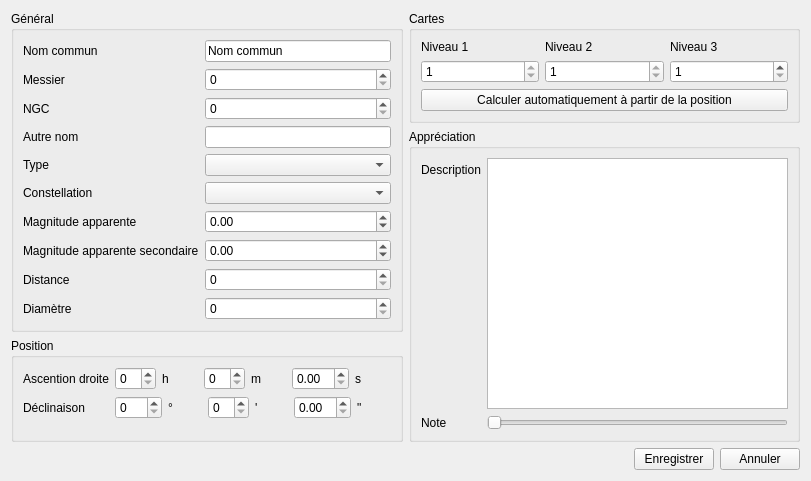
Old version of the form newobject.ui in the repository Paracetamol56/Observeur2.
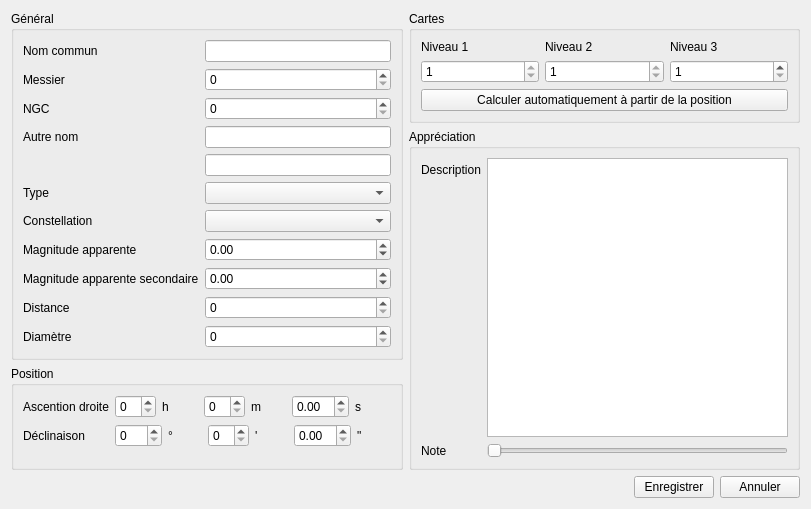
New version of the form.

Commit message: Rename UI class tree

```diff
--- a/newobject.ui
+++ b/newobject.ui
@@ -7,7 +7,7 @@
     <x>0</x>
     <y>0</y>
     <width>811</width>
-    <height>481</height>
+    <height>509</height>
    </rect>
   </property>
   <property name="windowTitle">
@@ -37,7 +37,7 @@
           <item row="0" column="1">
            <widget class="QLineEdit" name="lineEdit">
             <property name="text">
-             <string>Nom commun</string>
+             <string/>
             </property>
            </widget>
           </item>
@@ -82,47 +82,30 @@
           <item row="3" column="1">
            <widget class="QLineEdit" name="lineEdit_4"/>
           </item>
-          <item row="4" column="0">
+          <item row="5" column="0">
            <widget class="QLabel" name="label_5">
             <property name="text">
              <string>Type</string>
             </property>
            </widget>
           </item>
-          <item row="4" column="1">
-           <widget class="QComboBox" name="comboBox"/>
-          </item>
-          <item row="5" column="0">
-           <widget class="QLabel" name="label_6">
-            <property name="text">
-             <string>Constellation</string>
-            </property>
-           </widget>
-          </item>
           <item row="5" column="1">
            <widget class="QComboBox" name="comboBox_2"/>
           </item>
           <item row="6" column="0">
-           <widget class="QLabel" name="label_7">
+           <widget class="QLabel" name="label_6">
             <property name="text">
-             <string>Magnitude apparente</string>
+             <string>Constellation</string>
             </property>
            </widget>
           </item>
           <item row="6" column="1">
-           <widget class="QDoubleSpinBox" name="doubleSpinBox">
-            <property name="minimum">
-             <double>-30.000000000000000</double>
-            </property>
-            <property name="maximum">
-             <double>50.000000000000000</double>
-            </property>
-           </widget>
+           <widget class="QComboBox" name="ConstellationComboBox_2"/>
           </item>
           <item row="7" column="0">
-           <widget class="QLabel" name="label_8">
+           <widget class="QLabel" name="label_7">
             <property name="text">
-             <string>Magnitude apparente secondaire</string>
+             <string>Magnitude apparente</string>
             </property>
            </widget>
           </item>
@@ -137,34 +120,51 @@
            </widget>
           </item>
           <item row="8" column="0">
-           <widget class="QLabel" name="label_9">
+           <widget class="QLabel" name="label_8">
             <property name="text">
-             <string>Distance</string>
+             <string>Magnitude apparente secondaire</string>
             </property>
            </widget>
           </item>
           <item row="8" column="1">
-           <widget class="QDoubleSpinBox" name="doubleSpinBox_3">
-            <property name="decimals">
-             <number>0</number>
+           <widget class="QDoubleSpinBox" name="ApparentMagnitudeDoubleSpinBox_2">
+            <property name="minimum">
+             <double>-30.000000000000000</double>
             </property>
             <property name="maximum">
-             <double>1000000.000000000000000</double>
-            </property>
-            <property name="singleStep">
-             <double>10.000000000000000</double>
+             <double>50.000000000000000</double>
             </property>
            </widget>
           </item>
           <item row="9" column="0">
+           <widget class="QLabel" name="label_9">
+            <property name="text">
+             <string>Distance</string>
+            </property>
+           </widget>
+          </item>
+          <item row="9" column="1">
+           <widget class="QDoubleSpinBox" name="DistanceDoubleSpinBox">
+            <property name="decimals">
+             <number>0</number>
+            </property>
+            <property name="maximum">
+             <double>1000000.000000000000000</double>
+            </property>
+            <property name="singleStep">
+             <double>10.000000000000000</double>
+            </property>
+           </widget>
+          </item>
+          <item row="10" column="0">
            <widget class="QLabel" name="label_10">
             <property name="text">
              <string>Diamètre</string>
             </property>
            </widget>
           </item>
-          <item row="9" column="1">
-           <widget class="QDoubleSpinBox" name="doubleSpinBox_4">
+          <item row="10" column="1">
+           <widget class="QDoubleSpinBox" name="DiametreDoubleSpinBox">
             <property name="decimals">
              <number>0</number>
             </property>
@@ -176,6 +176,9 @@
             </property>
            </widget>
           </item>
+          <item row="4" column="1">
+           <widget class="QLineEdit" name="OtherNameLineEdit_2"/>
+          </item>
          </layout>
         </widget>
        </item>
```
Left out of the diff: 27 changed lines with no effect on the pictures.
